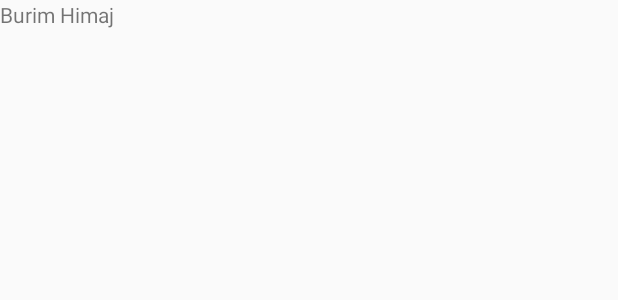
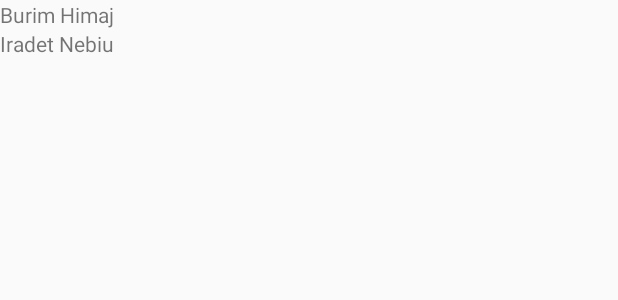
Before and after one commit to BurimHimaj/ChatAplikacioni, an Android app: the layout activity_main.xml on its own in the app's theme, with its tools: preview values and no code run, on a phone screen of 412 x 824 dp. Shown: the top 300 px of the screen. Run offline under Robolectric (Android 15) with nearby library versions, the phone set to English and light mode, and no system bars.

Commit message:
Iradet Nebiu - second commit

```diff
--- a/app/src/main/res/layout/activity_main.xml
+++ b/app/src/main/res/layout/activity_main.xml
@@ -13,5 +13,10 @@
         android:layout_height="wrap_content"
         android:text="Burim Himaj"
          />
+    <TextView
+        android:layout_width="wrap_content"
+        android:layout_height="wrap_content"
+        android:text="Iradet Nebiu"
+        />
 
 </LinearLayout>
```
